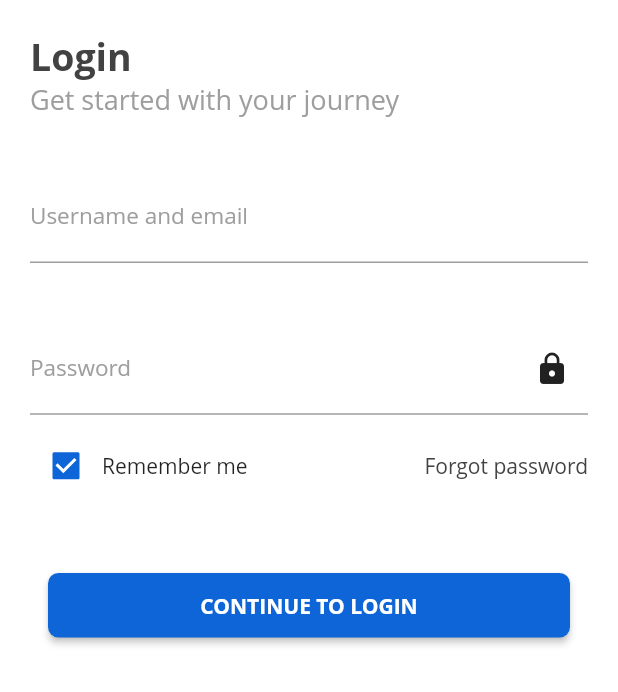
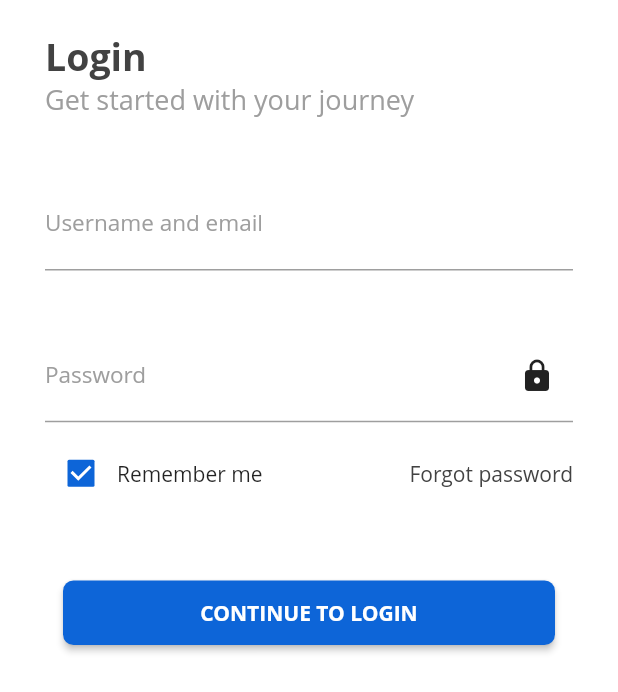
Before and after one commit to dev-aritra/open_ngo, a Flutter app: the screen it shows after launch, on a phone screen of 412 x 824 dp. Shown: the top 692 px of the screen. Run offline on Flutter 3.47's test engine with Material 2 defaults, Android fonts, the phone set to English and light mode, and no system bars.

Commit message:
modified screenshot

```diff
--- a/lib/view/login/login_page.dart
+++ b/lib/view/login/login_page.dart
@@ -15,7 +15,7 @@ class _LoginPageState extends State<LoginPage> {
         child: Container(
           decoration: BoxDecoration(color: Colors.white),
           child: Padding(
-            padding: const EdgeInsets.all(20.0),
+            padding: const EdgeInsets.symmetric(horizontal: 30, vertical: 20),
             child: Column(
               crossAxisAlignment: CrossAxisAlignment.start,
               children: <Widget>[_appBar(), Expanded(child: _scrollablePart())],
@@ -29,7 +29,7 @@ class _LoginPageState extends State<LoginPage> {
   Widget _scrollablePart() {
     return SingleChildScrollView(
       child: Padding(
-        padding: const EdgeInsets.only(top: 15.0),
+        padding: const EdgeInsets.only(top: 20.0),
         child: Column(
 
           children: <Widget>[
```
Also changed, not shown: 1 other file.
